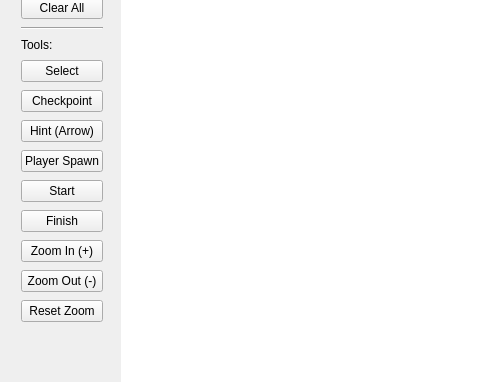
vcalomi/need-for-speed-2025c2-g9, file editor/editor-mapas/mainwindow.ui: the form before one commit; both pictures show x 0 to 480 and y 177 to 559 of the 1280 by 720 pixel window.
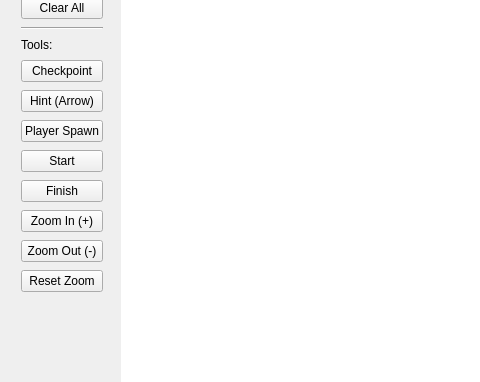
The form after the commit.

The edit to the form file:
```diff
--- a/editor/editor-mapas/mainwindow.ui
+++ b/editor/editor-mapas/mainwindow.ui
@@ -95,8 +95,6 @@
          </property>
         </widget>
        </item>
-
-       <item><widget class="QPushButton" name="selectToolBtn"><property name="text"><string>Select</string></property></widget></item>
        <item><widget class="QPushButton" name="checkpointToolBtn"><property name="text"><string>Checkpoint</string></property></widget></item>
        <item><widget class="QPushButton" name="hintToolBtn"><property name="text"><string>Hint (Arrow)</string></property></widget></item>
        <item><widget class="QPushButton" name="spawnToolBtn"><property name="text"><string>Player Spawn</string></property></widget></item>
```
Left out of the diff: 2 changed lines with no effect on the pictures.
